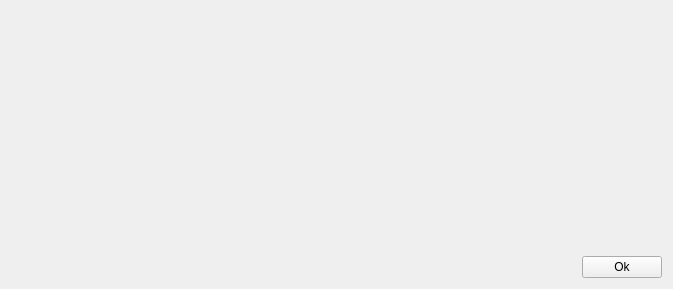
The window that plugins/Commands/Dialog/dialogwidget.ui (KDE/simon) describes before a commit, drawn with Qt 5.
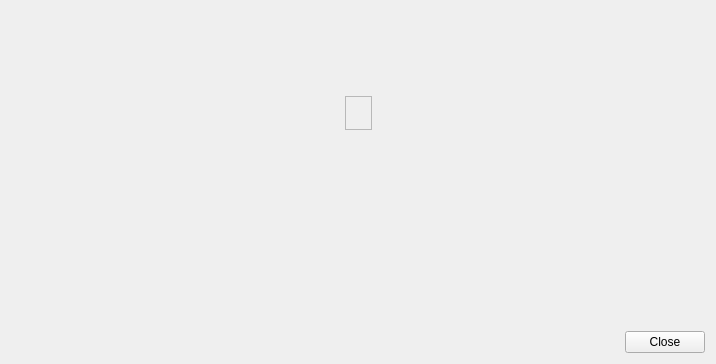
The same window after the commit. Custom widgets are drawn as their Qt base class.

```diff
--- a/plugins/Commands/Dialog/dialogwidget.ui
+++ b/plugins/Commands/Dialog/dialogwidget.ui
@@ -6,28 +6,15 @@
    <rect>
     <x>0</x>
     <y>0</y>
-    <width>673</width>
-    <height>289</height>
+    <width>716</width>
+    <height>364</height>
    </rect>
   </property>
   <property name="windowTitle">
    <string>Dialog</string>
   </property>
-  <layout class="QGridLayout" name="gridLayout_2">
-   <item row="1" column="1">
-    <widget class="KPushButton" name="pbOk">
-     <property name="sizePolicy">
-      <sizepolicy hsizetype="Minimum" vsizetype="Minimum">
-       <horstretch>0</horstretch>
-       <verstretch>0</verstretch>
-      </sizepolicy>
-     </property>
-     <property name="text">
-      <string>Ok</string>
-     </property>
-    </widget>
-   </item>
-   <item row="0" column="1">
+  <layout class="QVBoxLayout" name="verticalLayout_2">
+   <item>
     <spacer name="verticalSpacer">
      <property name="orientation">
       <enum>Qt::Vertical</enum>
@@ -40,19 +27,144 @@
      </property>
     </spacer>
    </item>
-   <item row="1" column="0">
-    <spacer name="horizontalSpacer">
+   <item>
+    <layout class="QHBoxLayout" name="horizontalLayout">
+     <item>
+      <spacer name="horizontalSpacer_2">
+       <property name="orientation">
+        <enum>Qt::Horizontal</enum>
+       </property>
+       <property name="sizeHint" stdset="0">
+        <size>
+         <width>40</width>
+         <height>20</height>
+        </size>
+       </property>
+      </spacer>
+     </item>
+     <item>
+      <widget class="QFrame" name="frmText">
+       <property name="frameShape">
+        <enum>QFrame::StyledPanel</enum>
+       </property>
+       <property name="frameShadow">
+        <enum>QFrame::Raised</enum>
+       </property>
+       <layout class="QVBoxLayout" name="verticalLayout">
+        <item>
+         <widget class="QLabel" name="lbText">
+          <property name="text">
+           <string/>
+          </property>
+         </widget>
+        </item>
+       </layout>
+      </widget>
+     </item>
+     <item>
+      <spacer name="horizontalSpacer_3">
+       <property name="orientation">
+        <enum>Qt::Horizontal</enum>
+       </property>
+       <property name="sizeHint" stdset="0">
+        <size>
+         <width>40</width>
+         <height>20</height>
+        </size>
+       </property>
+      </spacer>
+     </item>
+    </layout>
+   </item>
+   <item>
+    <spacer name="verticalSpacer_3">
      <property name="orientation">
-      <enum>Qt::Horizontal</enum>
+      <enum>Qt::Vertical</enum>
      </property>
      <property name="sizeHint" stdset="0">
       <size>
-       <width>40</width>
-       <height>20</height>
+       <width>20</width>
+       <height>40</height>
       </size>
      </property>
     </spacer>
    </item>
+   <item>
+    <layout class="QHBoxLayout" name="horizontalLayout_3">
+     <item>
+      <spacer name="horizontalSpacer_4">
+       <property name="orientation">
+        <enum>Qt::Horizontal</enum>
+       </property>
+       <property name="sizeHint" stdset="0">
+        <size>
+         <width>40</width>
+         <height>20</height>
+        </size>
+       </property>
+      </spacer>
+     </item>
+     <item>
+      <widget class="QWidget" name="wgAnswers" native="true"/>
+     </item>
+     <item>
+      <spacer name="horizontalSpacer_5">
+       <property name="orientation">
+        <enum>Qt::Horizontal</enum>
+       </property>
+       <property name="sizeHint" stdset="0">
+        <size>
+         <width>40</width>
+         <height>20</height>
+        </size>
+       </property>
+      </spacer>
+     </item>
+    </layout>
+   </item>
+   <item>
+    <spacer name="verticalSpacer_2">
+     <property name="orientation">
+      <enum>Qt::Vertical</enum>
+     </property>
+     <property name="sizeHint" stdset="0">
+      <size>
+       <width>20</width>
+       <height>40</height>
+      </size>
+     </property>
+    </spacer>
+   </item>
+   <item>
+    <layout class="QHBoxLayout" name="horizontalLayout_2">
+     <item>
+      <spacer name="horizontalSpacer">
+       <property name="orientation">
+        <enum>Qt::Horizontal</enum>
+       </property>
+       <property name="sizeHint" stdset="0">
+        <size>
+         <width>40</width>
+         <height>20</height>
+        </size>
+       </property>
+      </spacer>
+     </item>
+     <item>
+      <widget class="KPushButton" name="pbClose">
+       <property name="sizePolicy">
+        <sizepolicy hsizetype="Minimum" vsizetype="Minimum">
+         <horstretch>0</horstretch>
+         <verstretch>0</verstretch>
+        </sizepolicy>
+       </property>
+       <property name="text">
+        <string>Close</string>
+       </property>
+      </widget>
+     </item>
+    </layout>
+   </item>
   </layout>
  </widget>
  <customwidgets>
```
